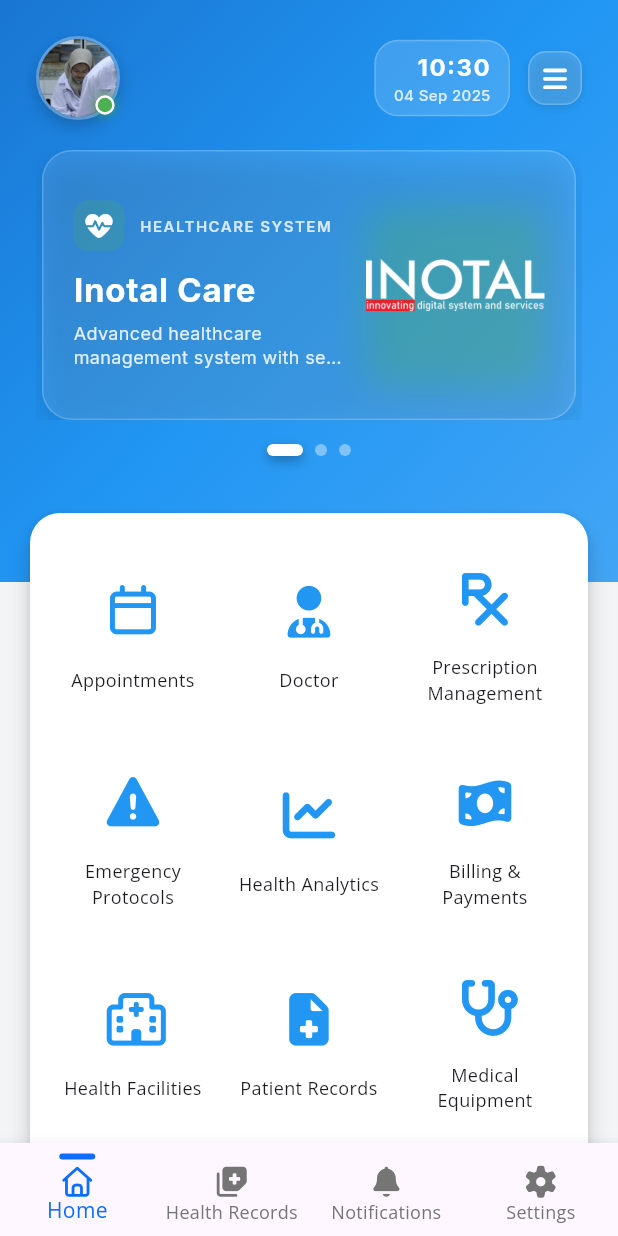
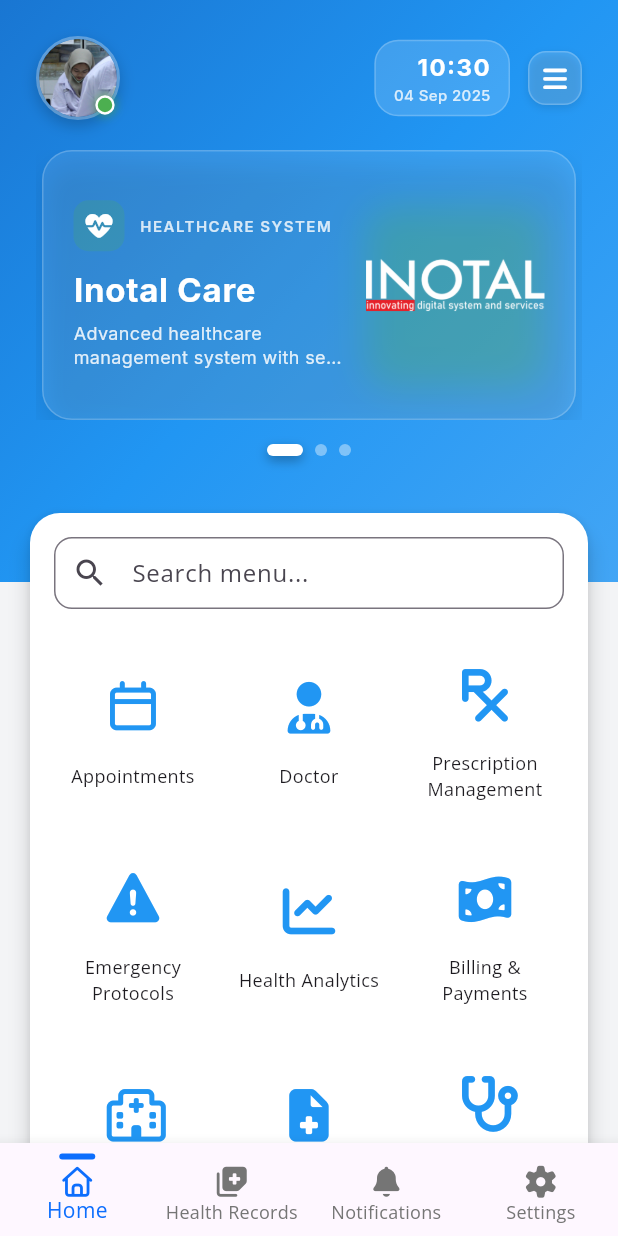
Before and after one commit to Kafabi0/inocare, a Flutter app: the screen it shows after launch, on a phone screen of 412 x 824 dp. Run offline on Flutter 3.47's test engine with Material 3 defaults, Android fonts, the phone set to English and light mode, and no system bars; our stand-ins replace fl_chart, flutter_local_notifications, font_awesome_flutter, google_fonts, material_design_icons_flutter, open_file and 5 more; missing offline and left inert: excel, external_path, mobile_scanner.

Commit message:
fitur search quick access

```diff
--- a/lib/screens/home_screen.dart
+++ b/lib/screens/home_screen.dart
@@ -36,6 +36,8 @@ class _HomeScreenState extends State<HomeScreen> with SingleTickerProviderStateM
   bool _showAllQuickAccess = false;
   late ScrollController _scrollController;
   late AnimationController _fadeController;
+
+  String _searchQuery="";
 
   @override
   void initState() {
@@ -138,7 +140,16 @@ class _HomeScreenState extends State<HomeScreen> with SingleTickerProviderStateM
   }
 
   Widget _buildQuickAccessGrid(Color cardColor, Color primaryColor) {
-    final displayedItems = _showAllQuickAccess ? quickAccessItems : quickAccessItems.take(9).toList();
+        final filteredItems = quickAccessItems.where((item) {
+      final label = (item['label'] as String).toLowerCase();
+      return label.contains(_searchQuery.toLowerCase());
+    }).toList();
+
+    // tampilkan semua hasil pencarian, atau kalau kosong pakai default showAll
+    final displayedItems = _showAllQuickAccess
+        ? filteredItems
+        : filteredItems.take(9).toList();
+    // final displayedItems = _showAllQuickAccess ? quickAccessItems : quickAccessItems.take(9).toList();
     return Padding(
       padding: const EdgeInsets.symmetric(horizontal: 16),
       child: Card(
@@ -149,6 +160,22 @@ class _HomeScreenState extends State<HomeScreen> with SingleTickerProviderStateM
           padding: const EdgeInsets.all(16),
           child: Column(
             children: [
+                TextField(
+                decoration: InputDecoration(
+                  hintText: "Search menu...",
+                  prefixIcon: const Icon(Icons.search),
+                  border: OutlineInputBorder(
+                    borderRadius: BorderRadius.circular(12),
+                  ),
+                  contentPadding: const EdgeInsets.symmetric(horizontal: 12),
+                ),
+                onChanged: (value) {
+                  setState(() {
+                    _searchQuery = value;
+                  });
+                },
+              ),
+              const SizedBox(height: 16),
               GridView.builder(
                 shrinkWrap: true,
                 physics: const NeverScrollableScrollPhysics(),
```
Also changed, not shown: lib/widgets/quick_access_card.dart (+98 -1 lines).
